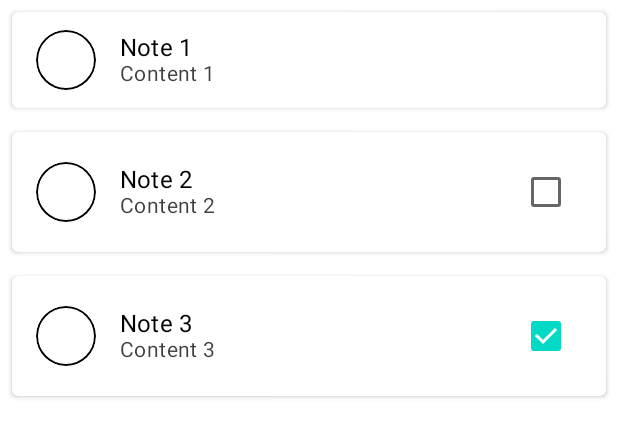
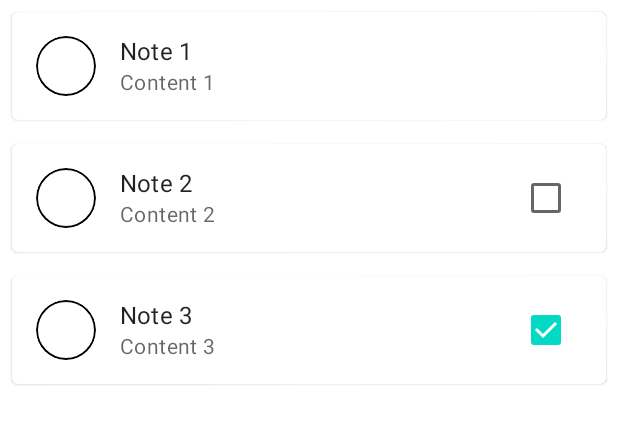
Before and after one commit to HamdyAbdELFatah/JetNotes, an Android app built with Jetpack Compose: the @Preview function NotesListPreview, on a phone screen of 412 x 824 dp. Shown: the top 437 px of the screen. Run offline under Robolectric (Android 15) with nearby library versions, the phone set to English and light mode, and no system bars; our stand-ins replace livedata-compose.

Commit message:
Update Design and Add Dark Theme

```diff
--- a/app/src/main/java/com/raywenderlich/android/jetnotes/ui/components/Note.kt
+++ b/app/src/main/java/com/raywenderlich/android/jetnotes/ui/components/Note.kt
@@ -5,9 +5,7 @@ import androidx.compose.foundation.clickable
 import androidx.compose.foundation.layout.*
 import androidx.compose.foundation.shape.CircleShape
 import androidx.compose.foundation.shape.RoundedCornerShape
-import androidx.compose.material.Checkbox
-import androidx.compose.material.Surface
-import androidx.compose.material.Text
+import androidx.compose.material.*
 import androidx.compose.runtime.Composable
 import androidx.compose.ui.Alignment
 import androidx.compose.ui.Alignment.Companion.CenterVertically
@@ -25,72 +23,60 @@ import com.raywenderlich.android.jetnotes.theme.rwGreen
 import com.raywenderlich.android.jetnotes.util.fromHex
 
 
+@ExperimentalMaterialApi
 @Composable
 fun Note(
+    modifier: Modifier = Modifier,
     note: NoteModel,
     onNoteClick: (NoteModel) -> Unit = {},
-    onNoteCheckedChange: (NoteModel) -> Unit = {}
-) {
-    val backgroundShape: Shape = RoundedCornerShape(4.dp)
-    Row(
-        modifier = Modifier
-            .padding(8.dp)
-            .shadow(2.dp, backgroundShape)
-            .fillMaxWidth()
-            .heightIn(min = 64.dp)
-            .background(Color.White, backgroundShape)
-            .clickable(onClick = { onNoteClick(note) })
+    onNoteCheckedChange: (NoteModel) -> Unit = {},
+    isSelected: Boolean = false
 
 ) {
+    val background = if (isSelected)
+        Color.LightGray
+    else
+        MaterialTheme.colors.surface
+
+    Card(
+        shape = RoundedCornerShape(4.dp),
+        modifier = modifier
+            .padding(8.dp)
+            .fillMaxWidth(),
+        backgroundColor = background
+    ) {
+        ListItem(
+            text = { Text(text = note.title, maxLines = 1) },
+            secondaryText = {
+                Text(text = note.content, maxLines = 1)
+            },
+            icon = {
                 NoteColor(
                     color = Color.fromHex(note.color.hex),
                     size = 40.dp,
-            border = 1.dp,
-            modifier = Modifier
-                .align(CenterVertically)
-                .padding(start = 16.dp, end = 16.dp)
+                    border = 1.dp
                 )
-        Column(
-            modifier = Modifier
-                .weight(1f)
-                .align(CenterVertically)
-        ) {
-            Text(
-                text = note.title,
-                color = Color.Black,
-                maxLines = 1,
-                style = TextStyle(
-                    fontWeight = FontWeight.Normal,
-                    fontSize = 16.sp,
-                    letterSpacing = 0.15.sp
-                )
-            )
-            Text(
-                text = note.content,
-                color = Color.Black.copy(alpha = 0.75f),
-                maxLines = 1,
-                style = TextStyle(
-                    fontWeight = FontWeight.Normal,
-                    fontSize = 14.sp,
-                    letterSpacing = 0.25.sp
-                )
-            )
-
-        }
+            },
+            trailing = {
                 if (note.isCheckedOff != null) {
                     Checkbox(
                         checked = note.isCheckedOff,
                         onCheckedChange = { isChecked ->
                             val newNote = note.copy(isCheckedOff = isChecked)
-                    onNoteCheckedChange(newNote)
+                            onNoteCheckedChange.invoke(newNote)
                         },
-                modifier = Modifier
-                    .padding(16.dp)
-                    .align(CenterVertically)
+                        modifier = Modifier.padding(start = 8.dp)
+                    )
+                }
+            },
+            modifier = Modifier.clickable {
+                onNoteClick.invoke(note)
+            }
         )
     }
 }
-}
+
+@ExperimentalMaterialApi
 @Preview
 @Composable
 private fun NotePreview() {
```
Also changed, not shown: app/src/main/java/com/raywenderlich/android/jetnotes/theme/Theme.kt (+5 -2 lines), app/src/main/java/com/raywenderlich/android/jetnotes/ui/screens/NotesScreen.kt (+27 -4 lines), app/src/main/java/com/raywenderlich/android/jetnotes/ui/screens/SaveNoteScreen.kt (+9 -0 lines). Lines whose indentation alone changed are shown as unchanged.
